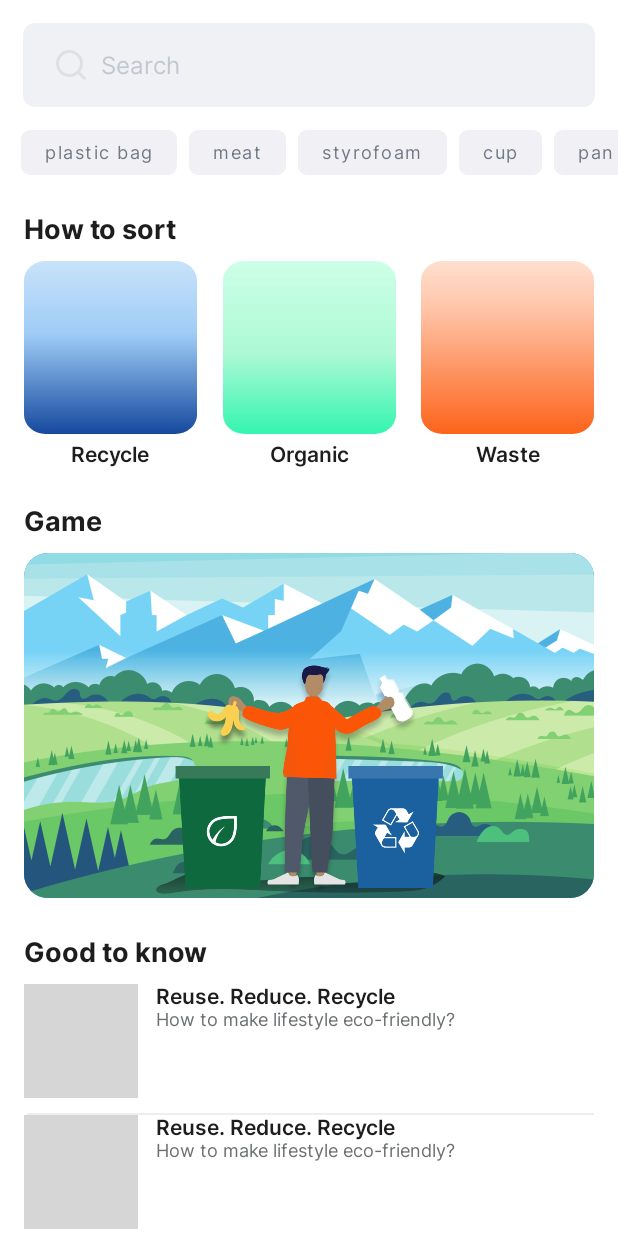
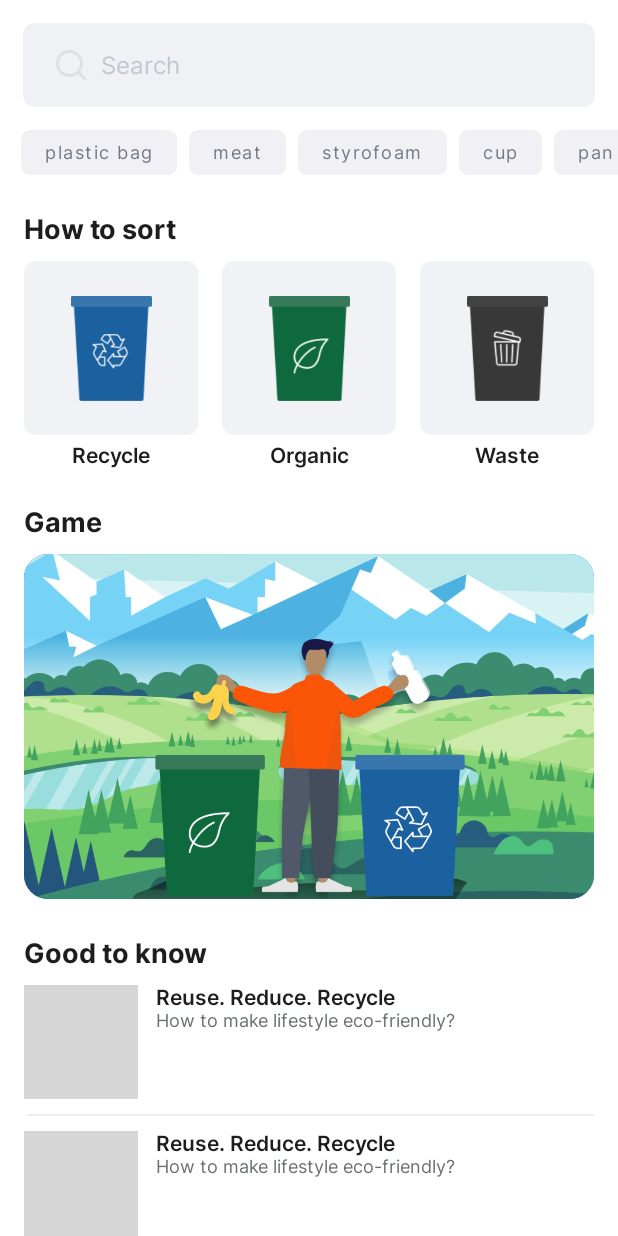
Before and after one commit to Ninise/BinitAndroid, an Android app built with Jetpack Compose: the screen it shows after launch (MainActivity), on a phone screen of 412 x 824 dp. Run offline under Robolectric (Android 15) with nearby library versions, the phone set to English and light mode, and no system bars; our stand-ins replace AdMob, Dagger/Hilt's generated code, Firebase (no records; nobody signed in at launch, a user with empty details on screens opened directly), accompanist; pictures from the network do not load; 2 statements that could not run were skipped; grey boxes are pictures that could not be loaded.

Commit message:
Redesign main screen, pictures changed

```diff
--- a/app/src/main/java/com/ndteam/wasteandroidapp/repository/WasteRepositoryImpl.kt
+++ b/app/src/main/java/com/ndteam/wasteandroidapp/repository/WasteRepositoryImpl.kt
@@ -39,14 +39,14 @@ class WasteRepositoryImpl @Inject constructor(
                 data = arrayListOf(
                     GarbageCategory(
                         title = "Recycle",
-                        R.drawable.recycling_card_image,
+                        R.drawable.ic_main_recycle_bin,
                         RecycleType.RECYCLE,
                     importanceTitle = "Why recycle is important?",
                     description = "Recycling is important because it helps to conserve natural resources, reduce waste and pollution, save energy, create jobs, and support local economies."),
 
                     GarbageCategory(
                         "Organic",
-                        R.drawable.organic_card_image,
+                        R.drawable.ic_main_organic_bin,
                         RecycleType.ORGANIC,
                         importanceTitle = "Why is important to collect organic waste separately?",
                         description = "Organic waste is composted for fertilizer, energy, or soil amendment. Composting decreases emissions, extends landfill lifespan, and enhances soil quality.\n" +
@@ -54,7 +54,7 @@ class WasteRepositoryImpl @Inject constructor(
 
                     GarbageCategory(
                         "Waste",
-                        R.drawable.waste_card_image,
+                        R.drawable.ic_main_garbage_bin,
                         RecycleType.GARBAGE,
                         importanceTitle = "Why is important to reduce count of garbage?",
                         description = "Unsorted Canadian garbage goes to landfills or incinerators, where it decomposes and emits harmful gases. Incineration produces electricity but pollutes the air with carbon monoxide and dioxins, harming public health. \n" +
@@ -66,14 +66,14 @@ class WasteRepositoryImpl @Inject constructor(
                 data = arrayListOf(
                     GarbageCategory(
                         title = "Recycle",
-                        R.drawable.ic_recycle_maincard,
+                        R.drawable.ic_main_recycle_bin,
                         RecycleType.RECYCLE,
                         importanceTitle = "Why recycle is important?",
                         description = "Recycling is important because it helps to conserve natural resources, reduce waste and pollution, save energy, create jobs, and support local economies."),
 
                     GarbageCategory(
                         "Organic",
-                        R.drawable.ic_organic_maincard,
+                        R.drawable.ic_main_organic_bin,
                         RecycleType.ORGANIC,
                         importanceTitle = "Why is important to collect organic waste separately?",
                         description = "Organic waste is composted for fertilizer, energy, or soil amendment. Composting decreases emissions, extends landfill lifespan, and enhances soil quality.\n" +
@@ -81,7 +81,7 @@ class WasteRepositoryImpl @Inject constructor(
 
                     GarbageCategory(
                         "Waste",
-                        R.drawable.ic_waste_maincard,
+                        R.drawable.ic_main_garbage_bin,
                         RecycleType.GARBAGE,
                         importanceTitle = "Why is important to reduce count of garbage?",
                         description = "Unsorted Canadian garbage goes to landfills or incinerators, where it decomposes and emits harmful gases. Incineration produces electricity but pollutes the air with carbon monoxide and dioxins, harming public health. \n" +
--- a/app/src/main/java/com/ndteam/wasteandroidapp/ui/theme/Color.kt
+++ b/app/src/main/java/com/ndteam/wasteandroidapp/ui/theme/Color.kt
@@ -21,5 +21,6 @@ val SearchBackGray = Color(0x1A71759E)
 val ChipBackGray = Color(0xFFF1F1F5)
 val IconsGray = Color(0xFFB3B7C0)
 val GarbageTypeIconColor = Color(0xFF4F5969)
+val MainCardBack = Color(0xFFF1F2F6)
 
 val DividerColor = Color(0x1A4F5969)
--- a/app/src/main/java/com/ndteam/wasteandroidapp/view/main/MainActivity.kt
+++ b/app/src/main/java/com/ndteam/wasteandroidapp/view/main/MainActivity.kt
@@ -6,8 +6,11 @@ import android.os.Bundle
 import androidx.activity.compose.setContent
 import androidx.activity.viewModels
 import androidx.compose.runtime.Composable
+import androidx.compose.runtime.SideEffect
+import androidx.compose.ui.graphics.Color
 import androidx.compose.ui.tooling.preview.Preview
 import androidx.hilt.navigation.compose.hiltViewModel
+import com.google.accompanist.systemuicontroller.rememberSystemUiController
 import com.google.android.gms.ads.*
 import com.google.android.gms.ads.nativead.NativeAd
 import com.google.android.gms.ads.nativead.NativeAdOptions
@@ -39,6 +42,15 @@ class MainActivity : BaseActivity() {
 
         setContent {
             WasteAndroidAppTheme {
+
+                val systemUiController = rememberSystemUiController()
+                SideEffect {
+                    systemUiController.setStatusBarColor(
+                        color = Color.White,
+                        darkIcons = true
+                    )
+                }
+
                 val viewModel = hiltViewModel<MainViewModel>()
                 MainNavigation(viewModel = viewModel, {
                     GameActivity.startActivity(this)
--- a/app/src/main/java/com/ndteam/wasteandroidapp/view/main/screens/main/MainScreen.kt
+++ b/app/src/main/java/com/ndteam/wasteandroidapp/view/main/screens/main/MainScreen.kt
@@ -47,8 +47,6 @@ import com.ndteam.wasteandroidapp.view.main.screens.search.SearchView
 @Composable
 fun MainScreen(navController: NavController, viewModel: MainViewModel) {
 
-
-
     val searchSuggestions = viewModel.suggestionState.value.suggestions ?: listOf()
 
     val garbageCategories = viewModel.garbageState.value.garbageList ?: listOf()
@@ -60,6 +58,7 @@ fun MainScreen(navController: NavController, viewModel: MainViewModel) {
             navController.navigate(destination)
         }
     )
+
 }
 
 @Composable
@@ -139,40 +138,10 @@ fun MainScreenContent(searchSuggestions: List<String>, garbageCategories: List<G
         TextTitleMain(title = stringResource(R.string.main_title_good_to_know))
 
         articles.forEach { article ->
-            Row (modifier = Modifier.padding(start = 16.dp, end = 16.dp, bottom = 10.dp)) {
-                AsyncImage(
-                    model = article.image,
-                    contentDescription = "Article icon",
-                    contentScale = ContentScale.Crop,
-                    modifier = Modifier
-                        .size(76.dp, height = 76.dp)
-                        .clip(RoundedCornerShape(10.dp))
-                )
+           ArticleItem(article = article, onItemClick = {
 
-                Column (modifier = Modifier.padding(horizontal = 12.dp)) {
-                    Text(
-                        text = article.title,
-                        color = TitleText,
-                        fontFamily = Inter,
-                        fontWeight = FontWeight.SemiBold,
-                        fontSize = 14.sp
-                    )
-
-                    Text(
-                        text = article.shortDesc,
-                        color = SubTitleText,
-                        fontFamily = Inter,
-                        fontWeight = FontWeight.Normal,
-                        fontSize = 12.sp,
-                        maxLines = 2
-                    )
-                }
-            }
-
-            Divider(startIndent = 2.dp, thickness = 1.dp, color = DividerColor, modifier = Modifier.padding(horizontal = 16.dp))
+           })
         }
-
-
 
     }
 }
@@ -191,82 +160,76 @@ fun TextTitleMain(title: String) {
 
 @Composable
 fun GarbageTypeCard(item: GarbageCategory, onItemClick: (GarbageCategory) -> Unit) {
-    Box (modifier = Modifier
+    Column (modifier = Modifier
         .clickable {
             onItemClick(item)
         }
-        .testTag("garbage_type_card")
-        .background(color = Color.Transparent, shape = RoundedCornerShape(16.dp))
+        .testTag("garbage_type_card")) {
+
+        Box (modifier = Modifier
+            .size(116.dp, 116.dp)
+            .background(color = MainCardBack, shape = RoundedCornerShape(8.dp))
         ) {
+            Image(
+                painter = painterResource(id = item.image),
+                contentDescription = "Bin",
+                modifier = Modifier
+                    .width(70.dp)
+                    .height(70.dp)
+                    .align(alignment = Alignment.Center),
+                contentScale = ContentScale.Fit)
+        }
 
-        Column (modifier = Modifier.align(alignment = Alignment.Center)) {
-            Image(
-                painter = painterResource(id = item.returnShadow()),
-                contentDescription = "Back shadow type",
-                modifier = Modifier
-                    .size(115.dp, 115.dp))
+        Text(
+            text = item.title,
+            color = TitleText,
+            fontFamily = Inter,
+            fontWeight = FontWeight.SemiBold,
+            fontSize = 14.sp,
+            modifier = Modifier
+                .align(alignment = CenterHorizontally)
+                .padding(top = 5.dp))
 
+    }
+}
+
+@Composable
+fun ArticleItem(article: Article, onItemClick: (Article) -> Unit) {
+    Row (modifier = Modifier
+        .padding(start = 16.dp, end = 16.dp, bottom = 10.dp)
+        .clickable {
+            onItemClick(article)
+        }) {
+        AsyncImage(
+            model = article.image,
+            contentDescription = "Article icon",
+            contentScale = ContentScale.Crop,
+            modifier = Modifier
+                .size(76.dp, height = 76.dp)
+                .clip(RoundedCornerShape(10.dp))
+        )
+
+        Column (modifier = Modifier.padding(horizontal = 12.dp)) {
             Text(
-                text = item.title,
+                text = article.title,
                 color = TitleText,
                 fontFamily = Inter,
                 fontWeight = FontWeight.SemiBold,
-                fontSize = 14.sp,
-                modifier = Modifier
-                    .align(alignment = CenterHorizontally)
-                    .padding(top = 5.dp)
+                fontSize = 14.sp
+            )
+
+            Text(
+                text = article.shortDesc,
+                color = SubTitleText,
+                fontFamily = Inter,
+                fontWeight = FontWeight.Normal,
+                fontSize = 12.sp,
+                maxLines = 2
             )
         }
+    }
 
-
-
-//       Column (modifier = Modifier
-//           .align(alignment = Alignment.Center)
-//           .fillMaxWidth()) {
-//
-//           Image(
-//               painter = painterResource(id = item.image),
-//               contentDescription = "Back city type",
-//               modifier = Modifier
-//                   .width(160.dp)
-//                   .height(160.dp)
-//                   .align(alignment = Alignment.CenterHorizontally)
-//                   .clip(RoundedCornerShape(16.dp)),
-//               contentScale = ContentScale.Fit)
-//
-//           Spacer(modifier = Modifier.height(30.dp))
-//       }
-
-//        Row (
-//            modifier = Modifier
-//                .fillMaxWidth()
-//                .padding(horizontal = 16.dp, vertical = 15.dp)
-//                .align(alignment = Alignment.BottomCenter),
-//            verticalAlignment = Alignment.CenterVertically) {
-//
-//            Text(
-//                text = item.title,
-//                color = Color.White,
-//                fontFamily = Inter,
-//                fontWeight = FontWeight.SemiBold,
-//                fontSize = 16.sp,
-//            )
-//
-//            Spacer(modifier = Modifier.weight(1f))
-//
-//            Icon(
-//                painterResource(id = item.returnImage()),
-//                tint = Color.White,
-//                contentDescription = "",
-//                modifier = Modifier
-//                    .size(20.dp)
-//                    .align(Alignment.CenterVertically),
-//            )
-//
-//        }
-
-
-    }
+    Divider(startIndent = 2.dp, thickness = 1.dp, color = DividerColor, modifier = Modifier.padding(start = 16.dp, end = 16.dp, bottom = 10.dp))
 }
 
 @Preview
--- a/app/src/main/res/drawable/ic_organic.xml
+++ /dev/null
@@ -1,9 +0,0 @@
-<vector xmlns:android="http://schemas.android.com/apk/res/android"
-    android:width="30dp"
-    android:height="30dp"
-    android:viewportWidth="30"
-    android:viewportHeight="30">
-  <path
-      android:pathData="M4.105,25.807C2.822,24.483 1.817,22.952 1.09,21.216C0.363,19.48 0,17.7 0,15.875C0,13.727 0.375,11.763 1.126,9.983C1.876,8.203 3.001,6.562 4.502,5.061C5.532,4.031 6.812,3.163 8.342,2.457C9.872,1.751 11.675,1.199 13.749,0.802C15.824,0.405 18.171,0.154 20.79,0.051C23.409,-0.051 26.322,0 29.529,0.206C29.765,3.384 29.846,6.29 29.772,8.923C29.698,11.557 29.463,13.922 29.066,16.019C28.669,18.115 28.109,19.948 27.388,21.517C26.667,23.086 25.777,24.398 24.718,25.454C23.217,26.954 21.599,28.087 19.863,28.852C18.126,29.618 16.273,30 14.301,30C12.271,30 10.41,29.654 8.718,28.963C7.025,28.271 5.488,27.219 4.105,25.807ZM8.651,25.807C9.387,26.307 10.24,26.69 11.211,26.954C12.182,27.219 13.211,27.352 14.298,27.352C15.86,27.352 17.376,27.028 18.847,26.381C20.319,25.733 21.658,24.792 22.864,23.556C23.659,22.761 24.336,21.724 24.895,20.444C25.454,19.164 25.91,17.648 26.263,15.898C26.616,14.147 26.851,12.168 26.969,9.961C27.087,7.754 27.087,5.326 26.969,2.678C24.203,2.619 21.724,2.656 19.532,2.788C17.339,2.921 15.405,3.163 13.727,3.516C12.05,3.87 10.608,4.318 9.402,4.863C8.195,5.407 7.209,6.077 6.444,6.871C5.208,8.136 4.267,9.475 3.619,10.888C2.972,12.3 2.648,13.742 2.648,15.213C2.648,16.626 2.95,18.104 3.553,19.649C4.156,21.194 4.899,22.438 5.782,23.379C7.342,20.495 9.21,17.906 11.388,15.611C13.566,13.315 15.875,11.506 18.318,10.182C15.758,12.388 13.683,14.779 12.094,17.354C10.505,19.929 9.358,22.746 8.651,25.807Z"
-      android:fillColor="#4F5969"/>
-</vector>
```
Also changed, not shown: app/src/main/res/drawable/ic_game_placeholder.png, app/src/main/res/drawable/ic_main_garbage_bin.png (added), app/src/main/res/drawable/ic_main_organic_bin.png (added), app/src/main/res/drawable/ic_main_recycle_bin.png (added), app/src/main/res/drawable/ic_organic_maincard.png (deleted), app/src/main/res/drawable/ic_recycle_maincard.png (deleted), app/src/main/res/drawable/ic_waste_maincard.png (deleted), 2 other files.
